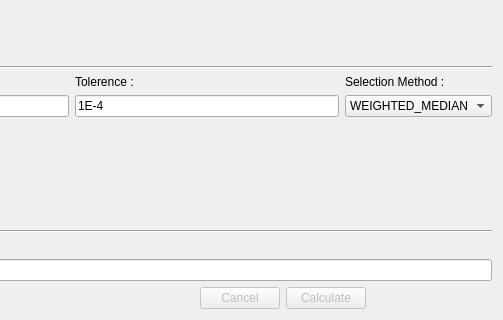
Before: the Qt Designer form PhzQtUI/auxdir/PhzQtUI/DialogPhotometricCorrectionComputation.ui in astrorama/Phosphoros, drawn with Qt 5; both pictures show x 207 to 710 and y 465 to 785 of the 710 by 785 pixel window.
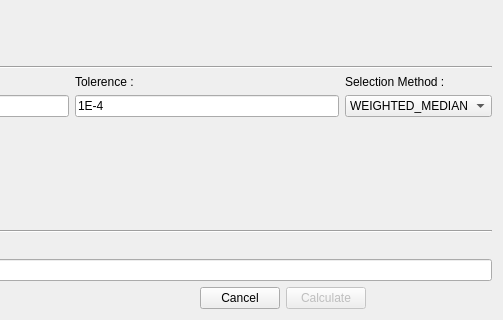
After: the same form once the commit is applied.

Commit message: Modified the cancel button of the photometric correction computation dialog to be available also when the cmoputation is not happening.

```diff
--- a/PhzQtUI/auxdir/PhzQtUI/DialogPhotometricCorrectionComputation.ui
+++ b/PhzQtUI/auxdir/PhzQtUI/DialogPhotometricCorrectionComputation.ui
@@ -474,7 +474,7 @@
      <item>
       <widget class="QPushButton" name="bt_Cancel">
        <property name="enabled">
-        <bool>false</bool>
+        <bool>true</bool>
        </property>
        <property name="text">
         <string>Cancel</string>
```
The commit also changes 2 other files.
